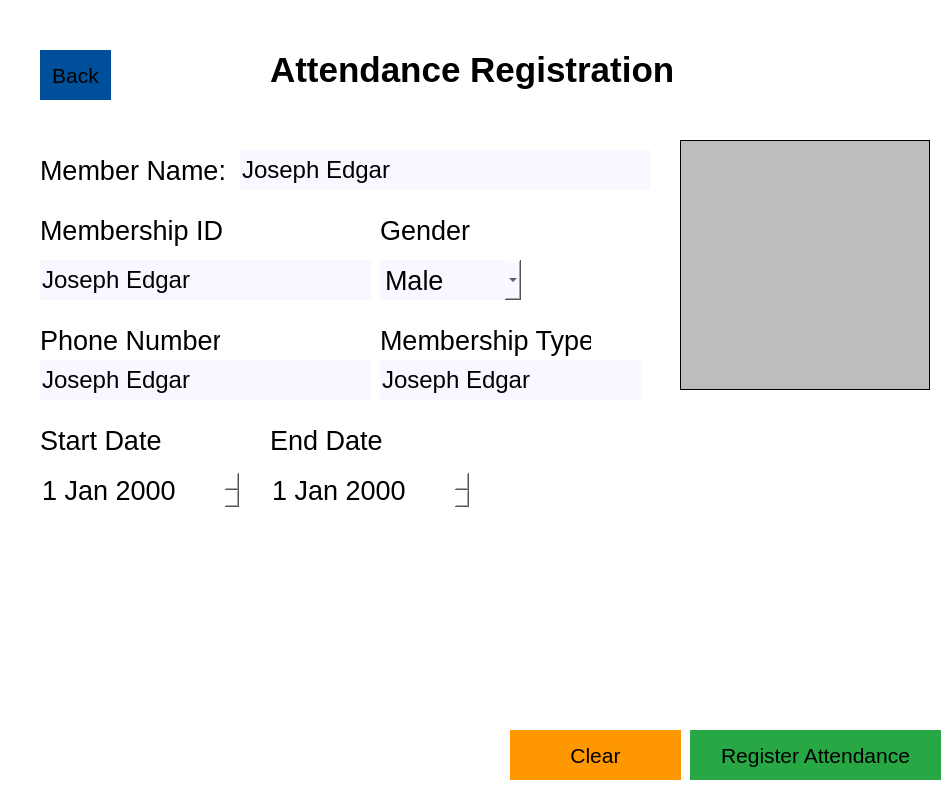
Above: ui/employee_registration.ui from Annoying19/Software-Engineer before the change. Below: the same form after it.
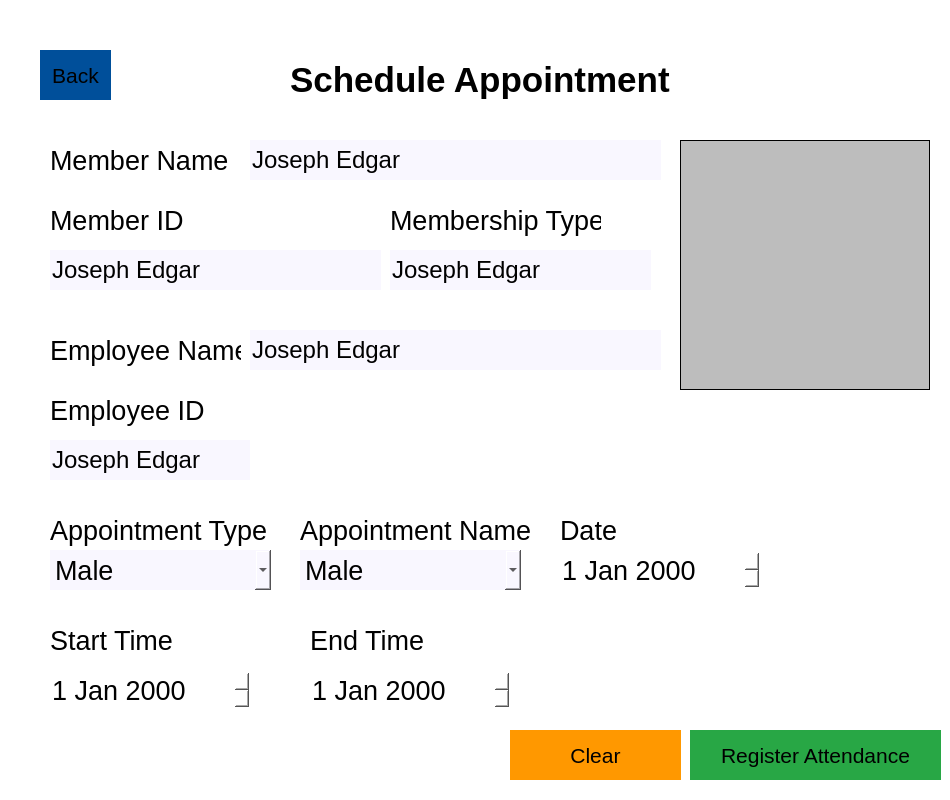
That is the form after the change.

```diff
--- a/ui/employee_registration.ui
+++ b/ui/employee_registration.ui
@@ -42,8 +42,8 @@
   <widget class="QLabel" name="label_8">
    <property name="geometry">
     <rect>
-     <x>40</x>
-     <y>210</y>
+     <x>50</x>
+     <y>390</y>
      <width>191</width>
      <height>40</height>
     </rect>
@@ -56,39 +56,9 @@
     </font>
    </property>
    <property name="text">
-    <string>Membership ID</string>
+    <string>Employee ID</string>
    </property>
   </widget>
-  <widget class="QComboBox" name="comboBox_2">
-   <property name="geometry">
-    <rect>
-     <x>380</x>
-     <y>260</y>
-     <width>141</width>
-     <height>40</height>
-    </rect>
-   </property>
-   <property name="font">
-    <font>
-     <pointsize>20</pointsize>
-     <weight>50</weight>
-     <bold>false</bold>
-    </font>
-   </property>
-   <property name="styleSheet">
-    <string notr="true">background-color: #F9F7FF</string>
-   </property>
-   <item>
-    <property name="text">
-     <string>Male</string>
-    </property>
-   </item>
-   <item>
-    <property name="text">
-     <string>Female</string>
-    </property>
-   </item>
-  </widget>
   <widget class="QPushButton" name="insert_image_button_3">
    <property name="geometry">
     <rect>
@@ -140,8 +110,8 @@
   <widget class="QLineEdit" name="lineEdit_4">
    <property name="geometry">
     <rect>
-     <x>40</x>
-     <y>260</y>
+     <x>50</x>
+     <y>440</y>
      <width>331</width>
      <height>40</height>
     </rect>
@@ -163,9 +133,9 @@
   <widget class="QLabel" name="label_12">
    <property name="geometry">
     <rect>
-     <x>270</x>
-     <y>50</y>
-     <width>431</width>
+     <x>290</x>
+     <y>60</y>
+     <width>401</width>
      <height>40</height>
     </rect>
    </property>
@@ -181,14 +151,14 @@
     <string notr="true">font: bold</string>
    </property>
    <property name="text">
-    <string>Attendance Registration</string>
+    <string>Schedule Appointment</string>
    </property>
   </widget>
   <widget class="QLabel" name="label_15">
    <property name="geometry">
     <rect>
-     <x>380</x>
-     <y>210</y>
+     <x>390</x>
+     <y>390</y>
      <width>130</width>
      <height>40</height>
     </rect>
@@ -201,88 +171,14 @@
     </font>
    </property>
    <property name="text">
-    <string>Gender</string>
-   </property>
-  </widget>
-  <widget class="QLabel" name="label_17">
-   <property name="geometry">
-    <rect>
-     <x>40</x>
-     <y>320</y>
-     <width>180</width>
-     <height>40</height>
-    </rect>
-   </property>
-   <property name="font">
-    <font>
-     <pointsize>20</pointsize>
-     <weight>50</weight>
-     <bold>false</bold>
-    </font>
-   </property>
-   <property name="text">
-    <string>Phone Number</string>
-   </property>
-  </widget>
-  <widget class="QDateEdit" name="dateEdit_7">
-   <property name="geometry">
-    <rect>
-     <x>40</x>
-     <y>470</y>
-     <width>200</width>
-     <height>40</height>
-    </rect>
-   </property>
-   <property name="font">
-    <font>
-     <pointsize>20</pointsize>
-     <weight>50</weight>
-     <bold>false</bold>
-    </font>
-   </property>
-  </widget>
-  <widget class="QDateEdit" name="dateEdit_8">
-   <property name="geometry">
-    <rect>
-     <x>270</x>
-     <y>470</y>
-     <width>200</width>
-     <height>40</height>
-    </rect>
-   </property>
-   <property name="font">
-    <font>
-     <pointsize>20</pointsize>
-     <weight>50</weight>
-     <bold>false</bold>
-    </font>
-   </property>
-  </widget>
-  <widget class="QLabel" name="label_20">
-   <property name="geometry">
-    <rect>
-     <x>380</x>
-     <y>320</y>
-     <width>211</width>
-     <height>40</height>
-    </rect>
-   </property>
-   <property name="font">
-    <font>
-     <pointsize>20</pointsize>
-     <weight>50</weight>
-     <bold>false</bold>
-    </font>
-   </property>
-   <property name="text">
-    <string>Membership Type</string>
+    <string>Position</string>
    </property>
   </widget>
   <widget class="QLabel" name="label_9">
    <property name="geometry">
     <rect>
-     <x>40</x>
-     <y>150</y>
+     <x>50</x>
+     <y>330</y>
      <width>191</width>
      <height>40</height>
     </rect>
@@ -295,7 +191,7 @@
     </font>
    </property>
    <property name="text">
-    <string>Member Name:</string>
+    <string>Employee Name</string>
    </property>
   </widget>
   <widget class="QPushButton" name="insert_image_button_5">
@@ -325,8 +221,8 @@
   <widget class="QLineEdit" name="lineEdit_10">
    <property name="geometry">
     <rect>
-     <x>240</x>
-     <y>150</y>
+     <x>250</x>
+     <y>330</y>
      <width>411</width>
      <height>40</height>
     </rect>
@@ -345,77 +241,11 @@
     <string>Joseph Edgar</string>
    </property>
   </widget>
-  <widget class="QLineEdit" name="lineEdit_5">
-   <property name="geometry">
-    <rect>
-     <x>40</x>
-     <y>360</y>
-     <width>331</width>
-     <height>40</height>
-    </rect>
-   </property>
-   <property name="font">
-    <font>
-     <pointsize>18</pointsize>
-     <weight>50</weight>
-     <bold>false</bold>
-    </font>
-   </property>
-   <property name="styleSheet">
-    <string notr="true">background-color: #F9F7FF</string>
-   </property>
-   <property name="text">
-    <string>Joseph Edgar</string>
-   </property>
-  </widget>
-  <widget class="QLineEdit" name="lineEdit_6">
-   <property name="geometry">
-    <rect>
-     <x>380</x>
-     <y>360</y>
-     <width>261</width>
-     <height>40</height>
-    </rect>
-   </property>
-   <property name="font">
-    <font>
-     <pointsize>18</pointsize>
-     <weight>50</weight>
-     <bold>false</bold>
-    </font>
-   </property>
-   <property name="styleSheet">
-    <string notr="true">background-color: #F9F7FF</string>
-   </property>
-   <property name="text">
-    <string>Joseph Edgar</string>
-   </property>
-  </widget>
-  <widget class="QLabel" name="label_21">
-   <property name="geometry">
-    <rect>
-     <x>270</x>
-     <y>420</y>
-     <width>180</width>
-     <height>40</height>
-    </rect>
-   </property>
-   <property name="font">
-    <font>
-     <pointsize>20</pointsize>
-     <weight>50</weight>
-     <bold>false</bold>
-    </font>
-   </property>
-   <property name="text">
-    <string>End Date</string>
-   </property>
-  </widget>
   <widget class="QLabel" name="label_22">
    <property name="geometry">
     <rect>
-     <x>40</x>
-     <y>420</y>
+     <x>50</x>
+     <y>620</y>
      <width>131</width>
      <height>40</height>
     </rect>
@@ -428,7 +258,360 @@
     </font>
    </property>
    <property name="text">
-    <string>Start Date</string>
+    <string>Start Time</string>
+   </property>
+  </widget>
+  <widget class="QLineEdit" name="lineEdit_7">
+   <property name="geometry">
+    <rect>
+     <x>390</x>
+     <y>440</y>
+     <width>261</width>
+     <height>40</height>
+    </rect>
+   </property>
+   <property name="font">
+    <font>
+     <pointsize>18</pointsize>
+     <weight>50</weight>
+     <bold>false</bold>
+    </font>
+   </property>
+   <property name="styleSheet">
+    <string notr="true">background-color: #F9F7FF</string>
+   </property>
+   <property name="text">
+    <string>Joseph Edgar</string>
+   </property>
+  </widget>
+  <widget class="QLabel" name="label_25">
+   <property name="geometry">
+    <rect>
+     <x>310</x>
+     <y>620</y>
+     <width>121</width>
+     <height>40</height>
+    </rect>
+   </property>
+   <property name="font">
+    <font>
+     <pointsize>20</pointsize>
+     <weight>50</weight>
+     <bold>false</bold>
+    </font>
+   </property>
+   <property name="text">
+    <string>End Time</string>
+   </property>
+  </widget>
+  <widget class="QLineEdit" name="lineEdit_5">
+   <property name="geometry">
+    <rect>
+     <x>50</x>
+     <y>250</y>
+     <width>331</width>
+     <height>40</height>
+    </rect>
+   </property>
+   <property name="font">
+    <font>
+     <pointsize>18</pointsize>
+     <weight>50</weight>
+     <bold>false</bold>
+    </font>
+   </property>
+   <property name="styleSheet">
+    <string notr="true">background-color: #F9F7FF</string>
+   </property>
+   <property name="text">
+    <string>Joseph Edgar</string>
+   </property>
+  </widget>
+  <widget class="QLabel" name="label_16">
+   <property name="geometry">
+    <rect>
+     <x>390</x>
+     <y>200</y>
+     <width>211</width>
+     <height>40</height>
+    </rect>
+   </property>
+   <property name="font">
+    <font>
+     <pointsize>20</pointsize>
+     <weight>50</weight>
+     <bold>false</bold>
+    </font>
+   </property>
+   <property name="text">
+    <string>Membership Type</string>
+   </property>
+  </widget>
+  <widget class="QLineEdit" name="lineEdit_15">
+   <property name="geometry">
+    <rect>
+     <x>250</x>
+     <y>140</y>
+     <width>411</width>
+     <height>40</height>
+    </rect>
+   </property>
+   <property name="font">
+    <font>
+     <pointsize>18</pointsize>
+     <weight>50</weight>
+     <bold>false</bold>
+    </font>
+   </property>
+   <property name="styleSheet">
+    <string notr="true">background-color: #F9F7FF</string>
+   </property>
+   <property name="text">
+    <string>Joseph Edgar</string>
+   </property>
+  </widget>
+  <widget class="QLabel" name="label_10">
+   <property name="geometry">
+    <rect>
+     <x>50</x>
+     <y>200</y>
+     <width>191</width>
+     <height>40</height>
+    </rect>
+   </property>
+   <property name="font">
+    <font>
+     <pointsize>20</pointsize>
+     <weight>50</weight>
+     <bold>false</bold>
+    </font>
+   </property>
+   <property name="text">
+    <string>Member ID</string>
+   </property>
+  </widget>
+  <widget class="QLineEdit" name="lineEdit_8">
+   <property name="geometry">
+    <rect>
+     <x>390</x>
+     <y>250</y>
+     <width>261</width>
+     <height>40</height>
+    </rect>
+   </property>
+   <property name="font">
+    <font>
+     <pointsize>18</pointsize>
+     <weight>50</weight>
+     <bold>false</bold>
+    </font>
+   </property>
+   <property name="styleSheet">
+    <string notr="true">background-color: #F9F7FF</string>
+   </property>
+   <property name="text">
+    <string>Joseph Edgar</string>
+   </property>
+  </widget>
+  <widget class="QLabel" name="label_11">
+   <property name="geometry">
+    <rect>
+     <x>50</x>
+     <y>140</y>
+     <width>191</width>
+     <height>40</height>
+    </rect>
+   </property>
+   <property name="font">
+    <font>
+     <pointsize>20</pointsize>
+     <weight>50</weight>
+     <bold>false</bold>
+    </font>
+   </property>
+   <property name="text">
+    <string>Member Name</string>
+   </property>
+  </widget>
+  <widget class="QLabel" name="label_23">
+   <property name="geometry">
+    <rect>
+     <x>50</x>
+     <y>510</y>
+     <width>221</width>
+     <height>40</height>
+    </rect>
+   </property>
+   <property name="font">
+    <font>
+     <pointsize>20</pointsize>
+     <weight>50</weight>
+     <bold>false</bold>
+    </font>
+   </property>
+   <property name="text">
+    <string>Appointment Type</string>
+   </property>
+  </widget>
+  <widget class="QLabel" name="label_24">
+   <property name="geometry">
+    <rect>
+     <x>300</x>
+     <y>510</y>
+     <width>231</width>
+     <height>40</height>
+    </rect>
+   </property>
+   <property name="font">
+    <font>
+     <pointsize>20</pointsize>
+     <weight>50</weight>
+     <bold>false</bold>
+    </font>
+   </property>
+   <property name="text">
+    <string>Appointment Name</string>
+   </property>
+  </widget>
+  <widget class="QComboBox" name="comboBox_3">
+   <property name="geometry">
+    <rect>
+     <x>50</x>
+     <y>550</y>
+     <width>221</width>
+     <height>40</height>
+    </rect>
+   </property>
+   <property name="font">
+    <font>
+     <pointsize>20</pointsize>
+     <weight>50</weight>
+     <bold>false</bold>
+    </font>
+   </property>
+   <property name="styleSheet">
+    <string notr="true">background-color: #F9F7FF</string>
+   </property>
+   <item>
+    <property name="text">
+     <string>Male</string>
+    </property>
+   </item>
+   <item>
+    <property name="text">
+     <string>Female</string>
+    </property>
+   </item>
+  </widget>
+  <widget class="QComboBox" name="comboBox_4">
+   <property name="geometry">
+    <rect>
+     <x>300</x>
+     <y>550</y>
+     <width>221</width>
+     <height>40</height>
+    </rect>
+   </property>
+   <property name="font">
+    <font>
+     <pointsize>20</pointsize>
+     <weight>50</weight>
+     <bold>false</bold>
+    </font>
+   </property>
+   <property name="styleSheet">
+    <string notr="true">background-color: #F9F7FF</string>
+   </property>
+   <item>
+    <property name="text">
+     <string>Male</string>
+    </property>
+   </item>
+   <item>
+    <property name="text">
+     <string>Female</string>
+    </property>
+   </item>
+  </widget>
+  <widget class="QDateEdit" name="dateEdit_8">
+   <property name="geometry">
+    <rect>
+     <x>50</x>
+     <y>670</y>
+     <width>200</width>
+     <height>40</height>
+    </rect>
+   </property>
+   <property name="font">
+    <font>
+     <pointsize>20</pointsize>
+     <weight>50</weight>
+     <bold>false</bold>
+    </font>
+   </property>
+  </widget>
+  <widget class="QDateEdit" name="dateEdit_9">
+   <property name="geometry">
+    <rect>
+     <x>310</x>
+     <y>670</y>
+     <width>200</width>
+     <height>40</height>
+    </rect>
+   </property>
+   <property name="font">
+    <font>
+     <pointsize>20</pointsize>
+     <weight>50</weight>
+     <bold>false</bold>
+    </font>
+   </property>
+  </widget>
+  <widget class="QListWidget" name="listWidget">
+   <property name="geometry">
+    <rect>
+     <x>250</x>
+     <y>370</y>
+     <width>411</width>
+     <height>150</height>
+    </rect>
+   </property>
+  </widget>
+  <widget class="QDateEdit" name="dateEdit_10">
+   <property name="geometry">
+    <rect>
+     <x>560</x>
+     <y>550</y>
+     <width>200</width>
+     <height>40</height>
+    </rect>
+   </property>
+   <property name="font">
+    <font>
+     <pointsize>20</pointsize>
+     <weight>50</weight>
+     <bold>false</bold>
+    </font>
+   </property>
+  </widget>
+  <widget class="QLabel" name="label_26">
+   <property name="geometry">
+    <rect>
+     <x>560</x>
+     <y>510</y>
+     <width>61</width>
+     <height>40</height>
+    </rect>
+   </property>
+   <property name="font">
+    <font>
+     <pointsize>20</pointsize>
+     <weight>50</weight>
+     <bold>false</bold>
+    </font>
+   </property>
+   <property name="text">
+    <string>Date</string>
    </property>
   </widget>
  </widget>
```
